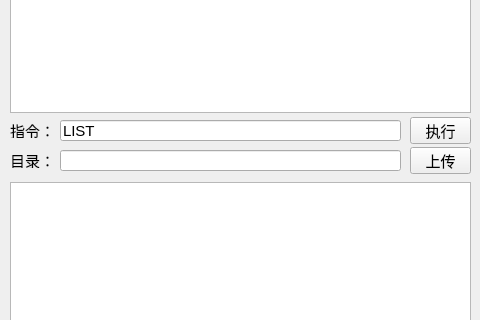
Above: client/src/mainwindow.ui from gtxzsxxk/FriendlyYoungZeroFTP before the change; both pictures show x 0 to 480 and y 208 to 528 of the 480 by 640 pixel window. Below: the same form after it.
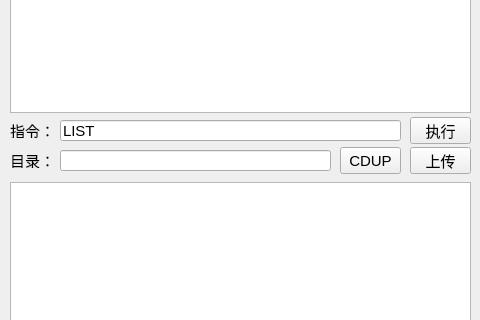
That is the form after the change.

Commit message: client: feat: add CDUP GUI and instruction

```diff
--- a/client/src/mainwindow.ui
+++ b/client/src/mainwindow.ui
@@ -227,7 +227,7 @@
      <rect>
       <x>60</x>
       <y>358</y>
-      <width>341</width>
+      <width>271</width>
       <height>21</height>
      </rect>
     </property>
@@ -271,6 +271,19 @@
      </rect>
     </property>
    </widget>
+   <widget class="QPushButton" name="button_cdup">
+    <property name="geometry">
+     <rect>
+      <x>340</x>
+      <y>355</y>
+      <width>61</width>
+      <height>27</height>
+     </rect>
+    </property>
+    <property name="text">
+     <string>CDUP</string>
+    </property>
+   </widget>
   </widget>
  </widget>
  <resources/>
```
The commit also changes 2 other files.
